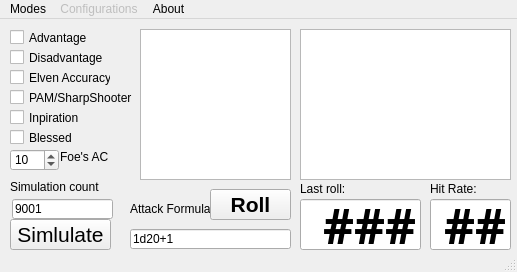
Above: chipys-5e-tools/chipys_5e_tools/QT/gui.ui from iamchipy/chipys-5e-companion before the change. Below: the same form after it.
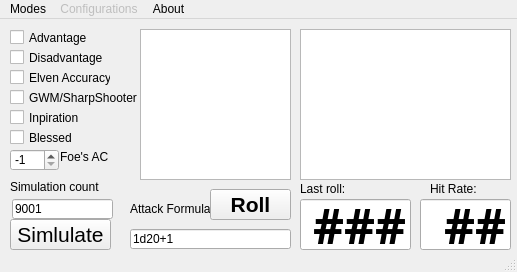
That is the form after the change.

Commit message: improved spacing on UI and set default AC to -1

The edit to the form file:
```diff
--- a/chipys-5e-tools/chipys_5e_tools/QT/gui.ui
+++ b/chipys-5e-tools/chipys_5e_tools/QT/gui.ui
@@ -49,7 +49,7 @@
      </rect>
     </property>
     <property name="text">
-     <string>PAM/SharpShooter</string>
+     <string>GWM/SharpShooter</string>
     </property>
    </widget>
    <widget class="QPushButton" name="roll_active">
@@ -91,7 +91,7 @@
      <number>35</number>
     </property>
     <property name="value">
-     <number>10</number>
+     <number>-1</number>
     </property>
    </widget>
    <widget class="QLabel" name="label">
@@ -237,7 +237,7 @@
      <rect>
       <x>300</x>
       <y>180</y>
-      <width>121</width>
+      <width>111</width>
       <height>51</height>
      </rect>
     </property>
@@ -300,9 +300,9 @@
    <widget class="QLineEdit" name="hit_chance">
     <property name="geometry">
      <rect>
-      <x>430</x>
+      <x>420</x>
       <y>180</y>
-      <width>81</width>
+      <width>91</width>
       <height>51</height>
      </rect>
     </property>
```
Left out of the diff: 27 changed lines with no effect on the pictures. The commit also changes 3 other files.
